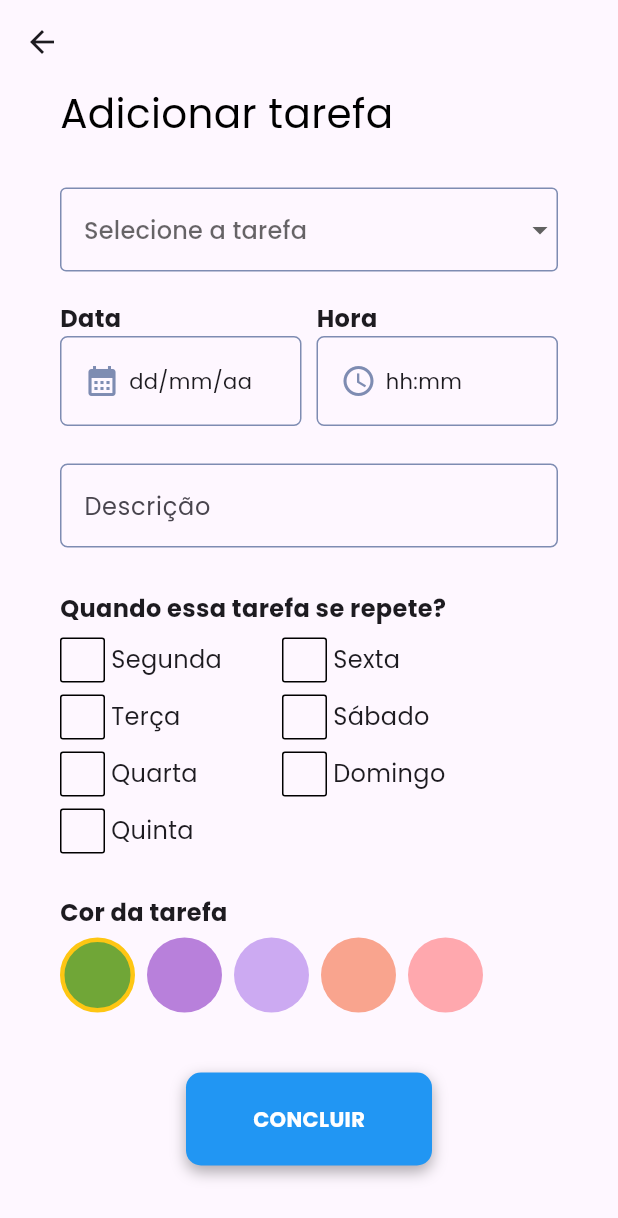
After one commit to lazarobodevan/POC, a Flutter app: the AddTask screen opened by its route, on a phone screen of 412 x 824 dp. The commit adds this screen. Shown: the top 1218 px of the screen. Run offline on Flutter 3.47's test engine with Material 2 defaults, Android fonts, the phone set to English and light mode, and no system bars; our stand-ins replace dotted_line.

Commit message:
feat: tela de adicionar tarefa

```diff
--- /dev/null
+++ b/lib/components/checkbox.dart
@@ -0,0 +1,58 @@
+import 'package:flutter/material.dart';
+import 'package:poc/theme/theme.dart';
+
+class CustomCheckbox extends StatefulWidget {
+  final String value;
+  final String name;
+  final Function onChange;
+  bool? isChecked;
+
+  CustomCheckbox(
+      {super.key,
+      this.isChecked,
+      required this.value,
+      required this.name,
+      required this.onChange}) {
+    isChecked = isChecked ?? false;
+  }
+
+  @override
+  State<CustomCheckbox> createState() => _CustomCheckboxState();
+}
+
+class _CustomCheckboxState extends State<CustomCheckbox> {
+  void _onChange() {
+    setState(() {
+      widget.isChecked = !widget.isChecked!;
+      widget.onChange(widget.value);
+    });
+  }
+
+  @override
+  Widget build(BuildContext context) {
+    return GestureDetector(
+      onTap: _onChange,
+      child: Row(
+        children: [
+          Container(
+            width: 30,
+            height: 30,
+            decoration: BoxDecoration(
+                borderRadius: BorderRadius.circular(2),
+                border: Border.all(color: ThemeColors.secondaryBlack),
+                color: widget.isChecked == true
+                    ? ThemeColors.primary2
+                    : Colors.transparent),
+          ),
+          const SizedBox(
+            width: 4,
+          ),
+          Text(
+            widget.name,
+            style: const TextStyle(fontSize: 16),
+          )
+        ],
+      ),
+    );
+  }
+}
--- /dev/null
+++ b/lib/components/color_picker.dart
@@ -0,0 +1,42 @@
+import 'package:flutter/material.dart';
+import 'package:poc/theme/theme.dart';
+
+class ColorPicker extends StatefulWidget {
+  final List<Color> colors;
+  const ColorPicker({super.key, required this.colors});
+
+  @override
+  State<ColorPicker> createState() => _ColorPickerState();
+}
+
+class _ColorPickerState extends State<ColorPicker> {
+  var selectedColor = 0;
+  @override
+  Widget build(BuildContext context) {
+    return ListView(
+      scrollDirection: Axis.horizontal,
+      children: widget.colors.asMap().entries.map((color) {
+        return Padding(
+          padding: const EdgeInsets.only(right: 8),
+          child: InkWell(
+            borderRadius: BorderRadius.circular(50),
+            onTap: (){
+              setState(() {
+                selectedColor = color.key;
+              });
+            },
+            child: Container(
+              width: 50,
+              height: 50,
+              decoration: BoxDecoration(
+                borderRadius: BorderRadius.circular(50),
+                color: selectedColor == color.key ? color.value : color.value.withOpacity(0.5),
+                border: selectedColor == color.key ? Border.all(color: ThemeColors.primary2, width: 3):null
+              ),
+            ),
+          ),
+        );
+      }).toList(),
+    );
+  }
+}
--- /dev/null
+++ b/lib/components/label.dart
@@ -0,0 +1,18 @@
+import 'package:flutter/material.dart';
+
+class Label extends StatelessWidget {
+  final String text;
+
+  const Label({super.key, required this.text});
+
+  @override
+  Widget build(BuildContext context) {
+    return Text(
+      text,
+      style: const TextStyle(
+        fontWeight: FontWeight.w700,
+        fontSize: 16,
+      ),
+    );
+  }
+}
--- a/lib/components/text_input.dart
+++ b/lib/components/text_input.dart
@@ -5,11 +5,13 @@ class TextInput extends StatelessWidget {
   final double width;
   final double height;
   final String placeholder;
+  final Icon? icon;
 
   const TextInput(
       {required this.width,
       required this.height,
       required this.placeholder,
+      this.icon,
       super.key});
 
   @override
@@ -20,6 +22,7 @@ class TextInput extends StatelessWidget {
       child: TextFormField(
         decoration: InputDecoration(
           labelText: placeholder,
+          prefixIcon: icon,
           focusedBorder: OutlineInputBorder(
             borderRadius: BorderRadius.circular(5),
             borderSide:
--- a/lib/main.dart
+++ b/lib/main.dart
@@ -1,4 +1,5 @@
 import 'package:flutter/material.dart';
+import 'package:poc/screens/add_task.dart';
 import 'package:poc/screens/details_step_by_step.dart';
 import 'package:poc/screens/nav_pages/home.dart';
 import 'package:poc/screens/login.dart';
@@ -27,7 +28,8 @@ class MyApp extends StatelessWidget {
         '/': (context) => const Login(),
         '/register': (context) => const Register(),
         '/home': (context) => const NavigationPage(),
-        '/step':(context) => const DetailsStepByStep()
+        '/step':(context) => const DetailsStepByStep(),
+        '/addTask':(context) => const AddTask()
       },
     );
   }
--- /dev/null
+++ b/lib/screens/add_task.dart
@@ -0,0 +1,295 @@
+import 'package:flutter/material.dart';
+import 'package:intl/intl.dart';
+import 'package:poc/components/button.dart';
+import 'package:poc/components/checkbox.dart';
+import 'package:poc/components/color_picker.dart';
+import 'package:poc/components/label.dart';
+import 'package:poc/components/text_input.dart';
+import 'package:poc/components/title.dart';
+import 'package:poc/theme/theme.dart';
+
+class AddTask extends StatefulWidget {
+  const AddTask({super.key});
+
+  @override
+  State<AddTask> createState() => _AddTaskState();
+}
+
+class _AddTaskState extends State<AddTask> {
+  var itemSelecionado;
+  var now = DateTime.now();
+  DateTime? selectedDate;
+  TimeOfDay? selectedTime;
+  var repeatDays = {
+    "dom": false,
+    "seg": false,
+    "ter": false,
+    "qua": false,
+    "qui": false,
+    "sex": false,
+    "sab": false
+  };
+  var colors = [
+    ThemeColors.optionColorGreen,
+    ThemeColors.optionColorPurple,
+    ThemeColors.optionColorLilac,
+    ThemeColors.optionColorOrange,
+    ThemeColors.optionColorPink
+  ];
+
+  void _showDatePicker() {
+    showDatePicker(
+            context: context,
+            initialDate: DateTime.now(),
+            firstDate: DateTime.now(),
+            lastDate: DateTime(now.year, now.month + 4, now.day))
+        .then((value) {
+      setState(() {
+        selectedDate = value!;
+      });
+    });
+  }
+
+  void _showTimePicker() {
+    showTimePicker(context: context, initialTime: TimeOfDay.now())
+        .then((value) {
+      setState(() {
+        selectedTime = value!;
+      });
+    });
+  }
+
+  String _getFormattedDate() {
+    if (selectedDate != null) {
+      return DateFormat('dd/MM/yy').format(selectedDate!);
+    }
+    return '';
+  }
+
+  String _getFormattedTime() {
+    return '${selectedTime?.hour}:${selectedTime?.minute}';
+  }
+
+  void _handleCheckboxChange(String day) {
+    repeatDays[day] = !repeatDays[day]!;
+  }
+
+  @override
+  Widget build(BuildContext context) {
+    const items = ['Estudar para prova', 'Aula', 'Cortar as unhas'];
+
+    return Scaffold(
+      appBar: AppBar(),
+      body: SingleChildScrollView(
+        padding: const EdgeInsets.only(left: 40, right: 40),
+        child: Column(
+          crossAxisAlignment: CrossAxisAlignment.start,
+          mainAxisAlignment: MainAxisAlignment.center,
+          children: [
+            const TitleH3(text: 'Adicionar tarefa'),
+            const SizedBox(
+              height: 30,
+            ),
+
+            //TODO: Transform into a widget
+
+            DropdownButtonFormField(
+              decoration: const InputDecoration(
+                  enabledBorder: OutlineInputBorder(
+                      borderSide: BorderSide(color: ThemeColors.secondary4)),
+                  focusedBorder: OutlineInputBorder(
+                      borderSide: BorderSide(color: ThemeColors.secondary4))),
+              isExpanded: true,
+              items: items.map((String dropdownStringItem) {
+                return DropdownMenuItem(
+                    value: dropdownStringItem, child: Text(dropdownStringItem));
+              }).toList(),
+              onChanged: (selected) {
+                setState(() {
+                  itemSelecionado = selected;
+                });
+              },
+              hint: itemSelecionado != null
+                  ? Text(itemSelecionado)
+                  : const Text('Selecione a tarefa'),
+            ),
+            const SizedBox(
+              height: 20,
+            ),
+            Row(
+              children: [
+                Expanded(
+                  child: Column(
+                    crossAxisAlignment: CrossAxisAlignment.start,
+                    children: [
+                      const Label(text: 'Data'),
+                      InkWell(
+                        onTap: _showDatePicker,
+                        child: Container(
+                          width: double.maxFinite,
+                          height: 60,
+                          decoration: BoxDecoration(
+                              borderRadius: BorderRadius.circular(5),
+                              border: Border.all(
+                                width: 1,
+                                color: ThemeColors.secondary4,
+                              )),
+                          child: Padding(
+                            padding: const EdgeInsets.only(left: 15, right: 15),
+                            child: (Row(
+                              children: [
+                                const Icon(Icons.calendar_month,
+                                    color: ThemeColors.secondary4),
+                                const SizedBox(
+                                  width: 6,
+                                ),
+                                Text(selectedDate != null
+                                    ? _getFormattedDate()
+                                    : 'dd/mm/aa')
+                              ],
+                            )),
+                          ),
+                        ),
+                      )
+                    ],
+                  ),
+                ),
+                const SizedBox(
+                  width: 10,
+                ),
+                Expanded(
+                  child: Column(
+                    crossAxisAlignment: CrossAxisAlignment.start,
+                    children: [
+                      const Label(text: 'Hora'),
+                      InkWell(
+                        onTap: _showTimePicker,
+                        child: Container(
+                          width: double.maxFinite,
+                          height: 60,
+                          decoration: BoxDecoration(
+                              borderRadius: BorderRadius.circular(5),
+                              border: Border.all(
+                                width: 1,
+                                color: ThemeColors.secondary4,
+                              )),
+                          child: Padding(
+                            padding: const EdgeInsets.only(left: 15, right: 15),
+                            child: (Row(
+                              children: [
+                                const Icon(Icons.access_time,
+                                    color: ThemeColors.secondary4),
+                                const SizedBox(
+                                  width: 6,
+                                ),
+                                Text(selectedTime != null
+                                    ? _getFormattedTime()
+                                    : 'hh:mm')
+                              ],
+                            )),
+                          ),
+                        ),
+                      )
+                    ],
+                  ),
+                ),
+              ],
+            ),
+            const SizedBox(
+              height: 25,
+            ),
+            TextInput(
+                width: double.maxFinite, height: 60, placeholder: "Descrição"),
+            const SizedBox(
+              height: 25,
+            ),
+            const Label(text: 'Quando essa tarefa se repete?'),
+            Row(
+              crossAxisAlignment: CrossAxisAlignment.start,
+              children: [
+                Column(
+                  crossAxisAlignment: CrossAxisAlignment.start,
+                  children: [
+                    const SizedBox(
+                      height: 8,
+                    ),
+                    CustomCheckbox(
+                      value: "seg",
+                      name: "Segunda",
+                      onChange: _handleCheckboxChange,
+                    ),
+                    const SizedBox(
+                      height: 8,
+                    ),
+                    CustomCheckbox(
+                      value: "ter",
+                      name: "Terça",
+                      onChange: _handleCheckboxChange,
+                    ),
+                    const SizedBox(
+                      height: 8,
+                    ),
+                    CustomCheckbox(
+                      value: "qua",
+                      name: "Quarta",
+                      onChange: _handleCheckboxChange,
+                    ),
+                    const SizedBox(
+                      height: 8,
+                    ),
+                    CustomCheckbox(
+                      value: "qui",
+                      name: "Quinta",
+                      onChange: _handleCheckboxChange,
+                    ),
+                    const SizedBox(
+                      height: 8,
+                    ),
+                  ],
+                ),
+                const SizedBox(
+                  width: 40,
+                ),
+                Column(
+                  crossAxisAlignment: CrossAxisAlignment.start,
+                  children: [
+                    const SizedBox(
+                      height: 8,
+                    ),
+                    CustomCheckbox(
+                      value: "sex",
+                      name: "Sexta",
+                      onChange: _handleCheckboxChange,
+                    ),
+                    const SizedBox(
+                      height: 8,
+                    ),
+                    CustomCheckbox(
+                      value: "sab",
+                      name: "Sábado",
+                      onChange: _handleCheckboxChange,
+                    ),
+                    const SizedBox(
+                      height: 8,
+                    ),
+                    CustomCheckbox(
+                      value: "dom",
+                      name: "Domingo",
+                      onChange: _handleCheckboxChange,
+                    ),
+                  ],
+                )
+              ],
+            ),
+            const SizedBox(height: 20,),
+            const Label(text: "Cor da tarefa"),
+            const SizedBox(height: 5,),
+            SizedBox(height: 50, child: ColorPicker(colors: colors)),
+            const SizedBox(height: 40,),
+            Center(child: Button(text: 'Concluir', onTap: (){}))
+          ],
+        ),
+      ),
+    );
+  }
+}
--- a/lib/screens/nav_pages/home.dart
+++ b/lib/screens/nav_pages/home.dart
@@ -9,8 +9,15 @@ class Home extends StatelessWidget {
   @override
   Widget build(BuildContext context) {
     return  Scaffold(
+      floatingActionButton: FloatingActionButton(
+        onPressed: (){Navigator.pushNamed(context, '/addTask');},
+        backgroundColor: ThemeColors.primary1,
+        shape: const CircleBorder(),
+
+        child: const Icon(Icons.add, color: ThemeColors.secondaryWhite,),
+      ),
       body: Padding(
-        padding: EdgeInsets.only(top: 60),
+        padding: const EdgeInsets.only(top: 60),
         child: Column(
           mainAxisAlignment: MainAxisAlignment.start,
           crossAxisAlignment: CrossAxisAlignment.center,
--- a/pubspec.yaml
+++ b/pubspec.yaml
@@ -31,6 +31,7 @@ dependencies:
   flutter:
     sdk: flutter
   dotted_line: ^3.2.2
+  intl: ^0.18.1
 
   # The following adds the Cupertino Icons font to your application.
   # Use with the CupertinoIcons class for iOS style icons.
```
